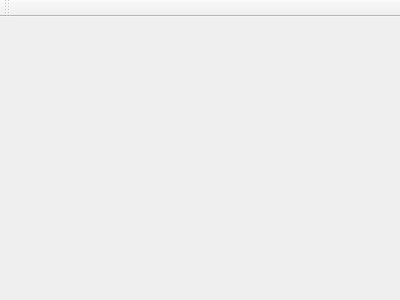
Before: the Qt Designer form duck-interface/mainwindow.ui in WardenQQ/sd-project, drawn with Qt 5.
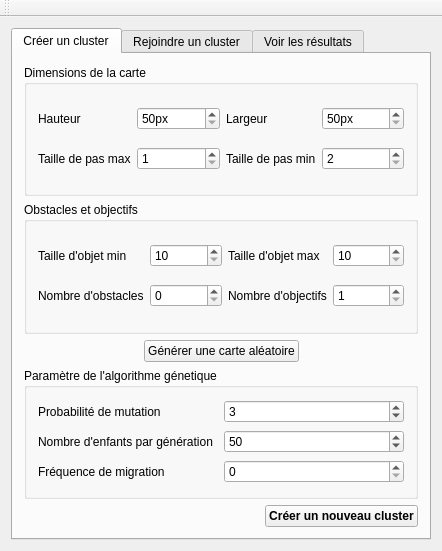
After: the same form once the commit is applied.

Commit message: Issue #2 : partie generer un nouveau cluster

Diff of the .ui file:
```diff
--- a/duck-interface/mainwindow.ui
+++ b/duck-interface/mainwindow.ui
@@ -6,8 +6,8 @@
    <rect>
     <x>0</x>
     <y>0</y>
-    <width>400</width>
-    <height>300</height>
+    <width>442</width>
+    <height>551</height>
    </rect>
   </property>
   <property name="sizePolicy">
@@ -19,7 +19,376 @@
   <property name="windowTitle">
    <string>I Wanna be a duck...</string>
   </property>
-  <widget class="QWidget" name="centralWidget"/>
+  <widget class="QWidget" name="centralWidget">
+   <layout class="QVBoxLayout" name="verticalLayout">
+    <item>
+     <widget class="QTabWidget" name="tabWidget">
+      <property name="currentIndex">
+       <number>0</number>
+      </property>
+      <widget class="QWidget" name="tab">
+       <attribute name="title">
+        <string>Créer un cluster</string>
+       </attribute>
+       <layout class="QVBoxLayout" name="verticalLayout_2">
+        <item>
+         <widget class="QGroupBox" name="groupBox">
+          <property name="title">
+           <string>Dimensions de la carte</string>
+          </property>
+          <layout class="QGridLayout" name="gridLayout_2">
+           <item row="0" column="5">
+            <widget class="QSpinBox" name="sb_width">
+             <property name="suffix">
+              <string>px</string>
+             </property>
+             <property name="minimum">
+              <number>50</number>
+             </property>
+             <property name="maximum">
+              <number>1000</number>
+             </property>
+             <property name="singleStep">
+              <number>10</number>
+             </property>
+            </widget>
+           </item>
+           <item row="1" column="0">
+            <widget class="QLabel" name="label_12">
+             <property name="text">
+              <string>Taille de pas max</string>
+             </property>
+            </widget>
+           </item>
+           <item row="1" column="5">
+            <widget class="QSpinBox" name="sb_stepMax">
+             <property name="minimum">
+              <number>2</number>
+             </property>
+             <property name="maximum">
+              <number>50</number>
+             </property>
+            </widget>
+           </item>
+           <item row="0" column="1">
+            <widget class="QSpinBox" name="sb_height">
+             <property name="suffix">
+              <string>px</string>
+             </property>
+             <property name="minimum">
+              <number>50</number>
+             </property>
+             <property name="maximum">
+              <number>800</number>
+             </property>
+             <property name="singleStep">
+              <number>10</number>
+             </property>
+            </widget>
+           </item>
+           <item row="1" column="1">
+            <widget class="QSpinBox" name="sb_stepMin">
+             <property name="minimum">
+              <number>1</number>
+             </property>
+             <property name="maximum">
+              <number>20</number>
+             </property>
+            </widget>
+           </item>
+           <item row="0" column="4">
+            <widget class="QLabel" name="label_3">
+             <property name="text">
+              <string>Largeur</string>
+             </property>
+            </widget>
+           </item>
+           <item row="0" column="0">
+            <widget class="QLabel" name="label_4">
+             <property name="text">
+              <string>Hauteur</string>
+             </property>
+            </widget>
+           </item>
+           <item row="1" column="4">
+            <widget class="QLabel" name="label_11">
+             <property name="text">
+              <string>Taille de pas min</string>
+             </property>
+            </widget>
+           </item>
+          </layout>
+         </widget>
+        </item>
+        <item>
+         <widget class="QGroupBox" name="groupBox_2">
+          <property name="title">
+           <string>Obstacles et objectifs</string>
+          </property>
+          <layout class="QGridLayout" name="gridLayout_3">
+           <item row="1" column="0">
+            <widget class="QLabel" name="label_5">
+             <property name="text">
+              <string>Nombre d'obstacles</string>
+             </property>
+            </widget>
+           </item>
+           <item row="0" column="4">
+            <widget class="QSpinBox" name="sb_radius_max">
+             <property name="minimum">
+              <number>10</number>
+             </property>
+             <property name="maximum">
+              <number>50</number>
+             </property>
+            </widget>
+           </item>
+           <item row="0" column="3">
+            <widget class="QLabel" name="label_7">
+             <property name="text">
+              <string>Taille d'objet max</string>
+             </property>
+            </widget>
+           </item>
+           <item row="1" column="1">
+            <widget class="QSpinBox" name="sb_blocks">
+             <property name="maximum">
+              <number>20</number>
+             </property>
+            </widget>
+           </item>
+           <item row="1" column="3">
+            <widget class="QLabel" name="label_6">
+             <property name="text">
+              <string>Nombre d'objectifs</string>
+             </property>
+            </widget>
+           </item>
+           <item row="0" column="0">
+            <widget class="QLabel" name="label_8">
+             <property name="text">
+              <string>Taille d'objet min</string>
+             </property>
+            </widget>
+           </item>
+           <item row="0" column="1">
+            <widget class="QSpinBox" name="sb_radius_min">
+             <property name="minimum">
+              <number>10</number>
+             </property>
+             <property name="maximum">
+              <number>50</number>
+             </property>
+            </widget>
+           </item>
+           <item row="1" column="4">
+            <widget class="QSpinBox" name="sb_goals">
+             <property name="minimum">
+              <number>1</number>
+             </property>
+             <property name="maximum">
+              <number>20</number>
+             </property>
+            </widget>
+           </item>
+          </layout>
+         </widget>
+        </item>
+        <item>
+         <layout class="QHBoxLayout" name="horizontalLayout">
+          <item>
+           <spacer name="horizontalSpacer">
+            <property name="orientation">
+             <enum>Qt::Horizontal</enum>
+            </property>
+            <property name="sizeHint" stdset="0">
+             <size>
+              <width>40</width>
+              <height>20</height>
+             </size>
+            </property>
+           </spacer>
+          </item>
+          <item>
+           <widget class="QPushButton" name="pushButton">
+            <property name="text">
+             <string>Générer une carte aléatoire</string>
+            </property>
+           </widget>
+          </item>
+          <item>
+           <spacer name="horizontalSpacer_2">
+            <property name="orientation">
+             <enum>Qt::Horizontal</enum>
+            </property>
+            <property name="sizeHint" stdset="0">
+             <size>
+              <width>40</width>
+              <height>20</height>
+             </size>
+            </property>
+           </spacer>
+          </item>
+         </layout>
+        </item>
+        <item>
+         <widget class="QGroupBox" name="groupBox_3">
+          <property name="title">
+           <string>Paramètre de l'algorithme génetique</string>
+          </property>
+          <layout class="QGridLayout" name="gridLayout_4">
+           <item row="0" column="0">
+            <widget class="QLabel" name="label_9">
+             <property name="text">
+              <string>Probabilité de mutation</string>
+             </property>
+            </widget>
+           </item>
+           <item row="2" column="0">
+            <widget class="QLabel" name="label_13">
+             <property name="text">
+              <string>Fréquence de migration</string>
+             </property>
+            </widget>
+           </item>
+           <item row="1" column="0">
+            <widget class="QLabel" name="label_10">
+             <property name="text">
+              <string>Nombre d'enfants par génération</string>
+             </property>
+            </widget>
+           </item>
+           <item row="1" column="1">
+            <widget class="QSpinBox" name="spinBox_11">
+             <property name="minimum">
+              <number>1</number>
+             </property>
+             <property name="maximum">
+              <number>100</number>
+             </property>
+             <property name="value">
+              <number>50</number>
+             </property>
+            </widget>
+           </item>
+           <item row="2" column="1">
+            <widget class="QSpinBox" name="spinBox_8">
+             <property name="minimum">
+              <number>0</number>
+             </property>
+             <property name="maximum">
+              <number>100</number>
+             </property>
+            </widget>
+           </item>
+           <item row="0" column="1">
+            <widget class="QSpinBox" name="spinBox_7">
+             <property name="minimum">
+              <number>1</number>
+             </property>
+             <property name="maximum">
+              <number>100</number>
+             </property>
+             <property name="value">
+              <number>3</number>
+             </property>
+            </widget>
+           </item>
+          </layout>
+         </widget>
+        </item>
+        <item>
+         <layout class="QHBoxLayout" name="horizontalLayout_2">
+          <item>
+           <spacer name="horizontalSpacer_3">
+            <property name="orientation">
+             <enum>Qt::Horizontal</enum>
+            </property>
+            <property name="sizeHint" stdset="0">
+             <size>
+              <width>40</width>
+              <height>20</height>
+             </size>
+            </property>
+           </spacer>
+          </item>
+          <item>
+           <widget class="QPushButton" name="pushButton_2">
+            <property name="font">
+             <font>
+              <weight>75</weight>
+              <bold>true</bold>
+             </font>
+            </property>
+            <property name="text">
+             <string>Créer un nouveau cluster</string>
+            </property>
+           </widget>
+          </item>
+         </layout>
+        </item>
+       </layout>
+      </widget>
+      <widget class="QWidget" name="tab1">
+       <attribute name="title">
+        <string>Rejoindre un cluster</string>
+       </attribute>
+       <widget class="QLineEdit" name="lineEdit">
+        <property name="geometry">
+         <rect>
+          <x>140</x>
+          <y>60</y>
+          <width>146</width>
+          <height>31</height>
+         </rect>
+        </property>
+       </widget>
+       <widget class="QLabel" name="label">
+        <property name="geometry">
+         <rect>
+          <x>50</x>
+          <y>60</y>
+          <width>81</width>
+          <height>21</height>
+         </rect>
+        </property>
+        <property name="text">
+         <string>Hostname : </string>
+        </property>
+       </widget>
+       <widget class="QLineEdit" name="lineEdit_2">
+        <property name="geometry">
+         <rect>
+          <x>130</x>
+          <y>130</y>
+          <width>146</width>
+          <height>31</height>
+         </rect>
+        </property>
+       </widget>
+       <widget class="QLabel" name="label_2">
+        <property name="geometry">
+         <rect>
+          <x>40</x>
+          <y>130</y>
+          <width>81</width>
+          <height>21</height>
+         </rect>
+        </property>
+        <property name="text">
+         <string>Version : </string>
+        </property>
+       </widget>
+      </widget>
+      <widget class="QWidget" name="tab2">
+       <attribute name="title">
+        <string>Voir les résultats</string>
+       </attribute>
+      </widget>
+     </widget>
+    </item>
+   </layout>
+  </widget>
   <widget class="QMenuBar" name="menuBar">
    <property name="geometry">
     <rect>
```
Left out of the diff: 2 changed lines with no effect on the pictures. The commit also changes 15 other files.
